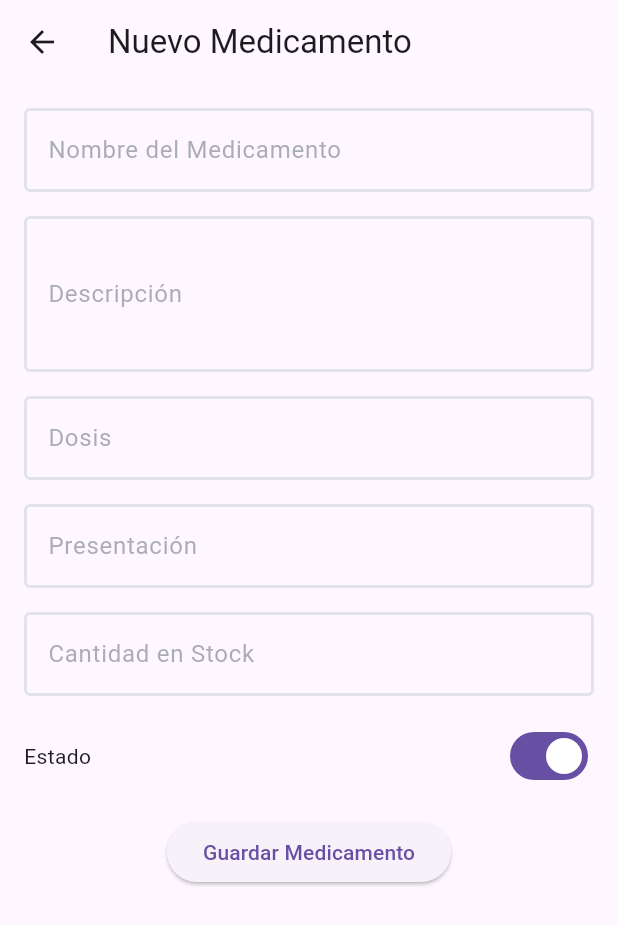
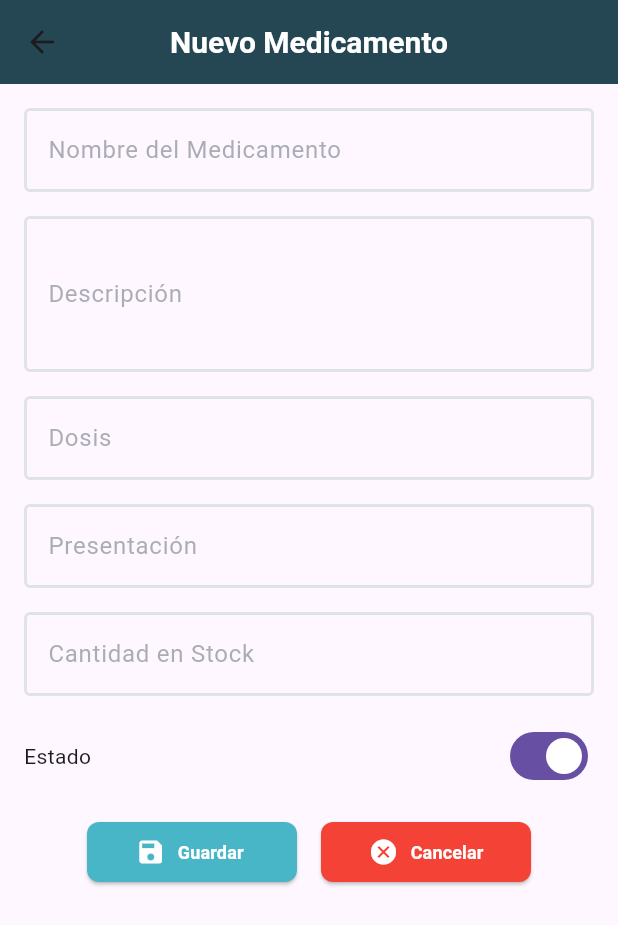
Before and after one commit to NoemiQuintanilla/proyecto_hospital, a Flutter app: the MedicineList screen opened by its route, after a tap on the "add" icon, on a phone screen of 412 x 824 dp. Shown: the top 925 px of the screen. Run offline on Flutter 3.47's test engine with Material 3 defaults, Android fonts, the phone set to English and light mode, and no system bars.

Commit message:
cambios de medicamentos

```diff
--- a/lib/agregarMedicamento.dart
+++ b/lib/agregarMedicamento.dart
@@ -71,7 +71,17 @@ class _MedicamentoNuevoState extends State<MedicamentoNuevo> {
   @override
   Widget build(BuildContext context) {
     return Scaffold(
-      appBar: AppBar(title: const Text('Nuevo Medicamento')),
+      appBar: AppBar(
+        title: const Text("Nuevo Medicamento"),
+        centerTitle: true,
+        titleTextStyle: const TextStyle(
+          color: Colors.white, // Color del texto
+          fontSize: 20, // Tamaño de la fuente
+          fontWeight: FontWeight.bold, // Grosor de la fuente
+          fontFamily: 'Roboto', // Familia de la fuente
+        ),
+        backgroundColor: const Color(0xFF254754),
+      ),
       body: Padding(
         padding: const EdgeInsets.all(16.0),
         child: Form(
@@ -150,10 +160,69 @@ class _MedicamentoNuevoState extends State<MedicamentoNuevo> {
                   ],
                 ),
                 const SizedBox(height: 16),
-                // Ya no hay imagenes ni selección de imágenes
-                ElevatedButton(
-                  onPressed: _guardarMedicamento,
-                  child: const Text('Guardar Medicamento'),
+                Row(
+                  mainAxisAlignment: MainAxisAlignment.center,
+                  children: [
+                    SizedBox(
+                      width: 140, // Reduce el tamaño del botón Guardar
+                      child: ElevatedButton(
+                        onPressed: _guardarMedicamento,
+                        child: Row(
+                          mainAxisAlignment: MainAxisAlignment.center,
+                          children: const [
+                            Icon(Icons.save, color: Colors.white, size: 20),
+                            SizedBox(width: 8),
+                            Text(
+                              "Guardar ",
+                              style: TextStyle(
+                                color: Colors.white,
+                                fontSize: 12,
+                                fontWeight: FontWeight.w600,
+                              ),
+                            ),
+                          ],
+                        ),
+                        style: ElevatedButton.styleFrom(
+                          backgroundColor: Color.fromRGBO(73, 182, 199, 1),
+                          shape: RoundedRectangleBorder(
+                            borderRadius: BorderRadius.circular(8),
+                          ),
+                          padding: const EdgeInsets.symmetric(vertical: 8), // Reduce el padding
+                        ),
+                      ),
+                    ),
+                    const SizedBox(width: 16),
+                    SizedBox(
+                      width: 140, // Reduce el tamaño del botón Cancelar
+                      child: ElevatedButton(
+                        onPressed: () {
+                          Navigator.pop(context);
+                        },
+                        child: Row(
+                          mainAxisAlignment: MainAxisAlignment.center,
+                          children: const [
+                            Icon(Icons.cancel, color: Colors.white, size: 20),
+                            SizedBox(width: 8),
+                            Text(
+                              "Cancelar",
+                              style: TextStyle(
+                                color: Colors.white,
+                                fontSize: 12,
+                                fontWeight: FontWeight.w600,
+                              ),
+                            ),
+                          ],
+                        ),
+                        style: ElevatedButton.styleFrom(
+                          backgroundColor: Colors.red,
+                          shape: RoundedRectangleBorder(
+                            borderRadius: BorderRadius.circular(8),
+                          ),
+                          padding: const EdgeInsets.symmetric(vertical: 8), // Reduce el padding
+                        ),
+                      ),
+                    ),
+                  ],
                 ),
               ],
             ),
--- a/lib/vistaMedicinas.dart
+++ b/lib/vistaMedicinas.dart
@@ -17,7 +17,7 @@ class _MedicineListState extends State<MedicineList> {
   @override
   void initState() {
     super.initState();
-    _cargarMedicinas(); // Cargar las medicinas al iniciar a pantalla
+    _cargarMedicinas(); // Cargar las medicinas al iniciar la pantalla
   }
 
   // Cargar medicinas estáticas (sin base de datos)
@@ -44,13 +44,26 @@ class _MedicineListState extends State<MedicineList> {
     });
   }
 
+  // Función para agregar un nuevo medicamento a la lista
+  void _agregarMedicamento(Map<String, dynamic> nuevoMedicamento) {
+    setState(() {
+      _medicines.add(nuevoMedicamento);
+    });
+  }
+
   @override
   Widget build(BuildContext context) {
     return Scaffold(
       appBar: AppBar(
-        title: Text("LISTADO DE MEDICINAS", textAlign: TextAlign.center),
-        backgroundColor: const Color(0xFF142e38),
-        automaticallyImplyLeading: false,
+        title: const Text("Listado de Medicinas"),
+        centerTitle: true,
+        titleTextStyle: const TextStyle(
+          color: Colors.white, // Color del texto
+          fontSize: 20, // Tamaño de la fuente
+          fontWeight: FontWeight.bold, // Grosor de la fuente
+          fontFamily: 'Roboto', // Familia de la fuente
+        ),
+        backgroundColor: const Color(0xFF254754),
       ),
       body: Container(
         margin: EdgeInsets.symmetric(vertical: 10),
@@ -192,13 +205,19 @@ class _MedicineListState extends State<MedicineList> {
         ),
       ),
       floatingActionButton: FloatingActionButton(
-        onPressed: () {
-          Navigator.push(
+        onPressed: () async {
+          // Esperar el resultado de la pantalla de agregar medicamento
+          final nuevoMedicamento = await Navigator.push(
             context,
             MaterialPageRoute(
               builder: (context) => MedicamentoNuevo(),
             ),
           );
+
+          // Si se recibe un nuevo medicamento, agregarlo a la lista
+          if (nuevoMedicamento != null) {
+            _agregarMedicamento(nuevoMedicamento);
+          }
         },
         child: Icon(Icons.add), // Ícono de agregar
       ),
```
